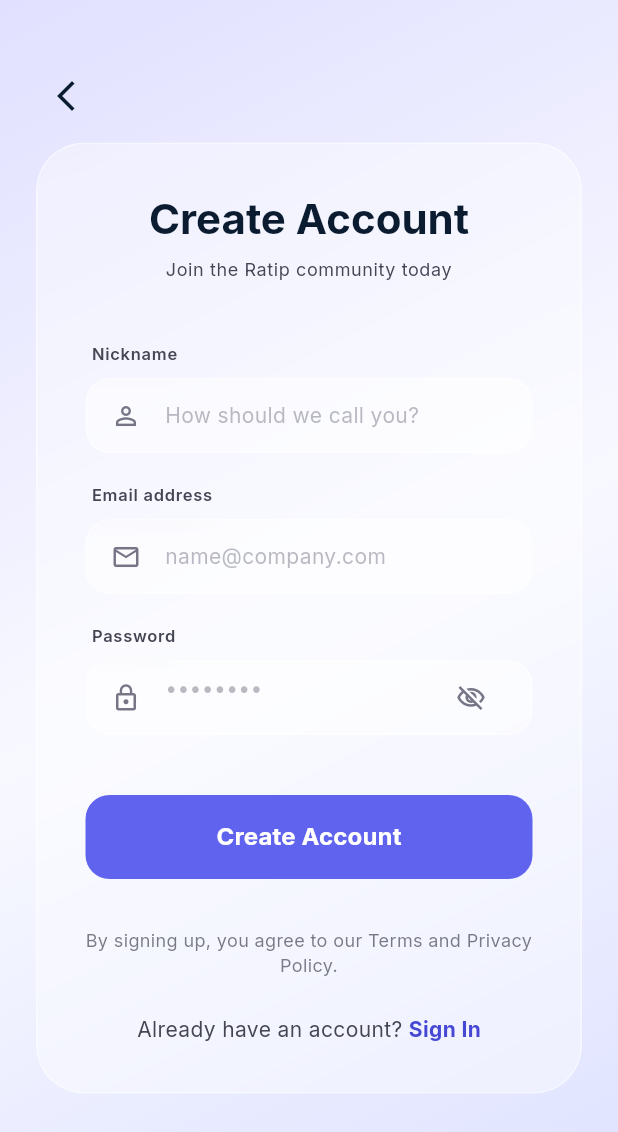
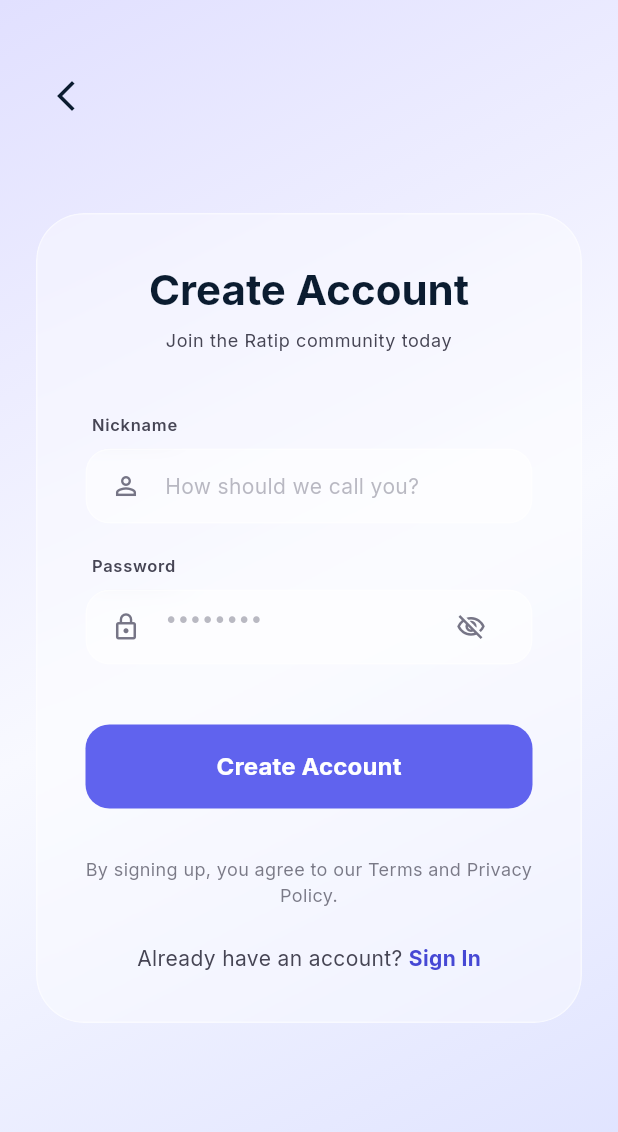
Before and after one commit to nik-mason/RATIP, a Flutter app: the screen it shows after launch, after a tap on "Join Ratip", on a phone screen of 412 x 824 dp. Shown: the top 1132 px of the screen. Run offline on Flutter 3.47's test engine with Material 3 defaults, Android fonts, the light colour scheme and no system bars; our stand-ins replace animate_do, flutter_dotenv, flutter_riverpod, google_fonts, local_auth, supabase_flutter; accounts and stored records are empty; network calls fail.

Commit message:
feat: simplify auth with nickname & password and update splash screen with GIFs

```diff
--- a/frontend/lib/screens/login_screen.dart
+++ b/frontend/lib/screens/login_screen.dart
@@ -15,7 +15,7 @@ class LoginScreen extends StatefulWidget {
 }
 
 class _LoginScreenState extends State<LoginScreen> {
-  final _emailController = TextEditingController();
+  final _nicknameController = TextEditingController();
   final _passwordController = TextEditingController();
   bool _isLoading = false;
   bool _obscurePassword = true;
@@ -24,7 +24,7 @@ class _LoginScreenState extends State<LoginScreen> {
     setState(() => _isLoading = true);
     try {
       await Supabase.instance.client.auth.signInWithPassword(
-        email: _emailController.text.trim(),
+        email: '${_nicknameController.text.trim()}@ratip.app',
         password: _passwordController.text.trim(),
       );
       if (mounted) {
@@ -114,10 +114,10 @@ class _LoginScreenState extends State<LoginScreen> {
 
                         // Form
                         GlassTextField(
-                          controller: _emailController,
-                          label: 'Email address',
-                          hintText: 'name@company.com',
-                          icon: Icons.mail_outline,
+                          controller: _nicknameController,
+                          label: 'Nickname',
+                          hintText: 'Enter your nickname',
+                          icon: Icons.person_outline,
                         ),
                         const SizedBox(height: 20),
                         GlassTextField(
--- a/frontend/lib/screens/signup_screen.dart
+++ b/frontend/lib/screens/signup_screen.dart
@@ -14,7 +14,7 @@ class SignUpScreen extends StatefulWidget {
 
 class _SignUpScreenState extends State<SignUpScreen> {
   final _nicknameController = TextEditingController();
-  final _emailController = TextEditingController();
+
   final _passwordController = TextEditingController();
   bool _isLoading = false;
   bool _obscurePassword = true;
@@ -30,7 +30,7 @@ class _SignUpScreenState extends State<SignUpScreen> {
     setState(() => _isLoading = true);
     try {
       final response = await Supabase.instance.client.auth.signUp(
-        email: _emailController.text.trim(),
+        email: '${_nicknameController.text.trim()}@ratip.app',
         password: _passwordController.text.trim(),
         data: {'nickname': _nicknameController.text.trim()},
       );
@@ -39,8 +39,7 @@ class _SignUpScreenState extends State<SignUpScreen> {
         if (response.user != null) {
           ScaffoldMessenger.of(context).showSnackBar(
             const SnackBar(
-              content: Text('✅ 인증 이메일이 발송되었습니다. 메일함을 확인해주세요!'),
-              backgroundColor: Color(0xFF4648D4),
+              content: Text('✅ 계정이 생성되었습니다! 이제 로그인해주세요.'),
             ),
           );
           Navigator.pop(context); // 로그인 화면으로 돌아가기
@@ -130,13 +129,7 @@ class _SignUpScreenState extends State<SignUpScreen> {
                           icon: Icons.person_outline,
                         ),
                         const SizedBox(height: 20),
-                        GlassTextField(
-                          controller: _emailController,
-                          label: 'Email address',
-                          hintText: 'name@company.com',
-                          icon: Icons.mail_outline,
-                        ),
-                        const SizedBox(height: 20),
+
                         GlassTextField(
                           controller: _passwordController,
                           label: 'Password',
--- a/frontend/lib/screens/splash_screen.dart
+++ b/frontend/lib/screens/splash_screen.dart
@@ -38,7 +38,7 @@ class _SplashScreenState extends State<SplashScreen> with TickerProviderStateMix
 
     _fadeController.forward();
 
-    Future.delayed(const Duration(seconds: 3), () {
+    Future.delayed(const Duration(milliseconds: 3500), () {
       if (mounted) {
         Navigator.pushReplacement(
           context,
@@ -88,60 +88,17 @@ class _SplashScreenState extends State<SplashScreen> with TickerProviderStateMix
             child: Column(
               mainAxisAlignment: MainAxisAlignment.center,
               children: [
-                // Logo Container
+                // GIF Letters Container
                 FadeTransition(
                   opacity: _fadeAnimation,
-                  child: Container(
-                    padding: const EdgeInsets.all(24),
-                    decoration: BoxDecoration(
-                      shape: BoxShape.circle,
-                      color: Colors.white,
-                      boxShadow: [
-                        BoxShadow(
-                          color: const Color(0xFF1E1B4B).withOpacity(0.06),
-                          blurRadius: 50,
-                          offset: const Offset(0, 20),
-                        ),
-                      ],
-                    ),
-                    child: ClipOval(
-                      child: Image.asset(
-                        'assets/images/logo.png',
-                        width: 80,
-                        height: 80,
-                        fit: BoxFit.contain,
-                      ),
-                    ),
-                  ),
-                ),
-                const SizedBox(height: 24),
-                // Brand Name
-                FadeTransition(
-                  opacity: _fadeAnimation,
-                  child: Column(
+                  child: Row(
+                    mainAxisAlignment: MainAxisAlignment.center,
                     children: [
-                      Text(
-                        'Ratip',
-                        style: GoogleFonts.inter(
-                          fontSize: 40,
-                          fontWeight: FontWeight.w700,
-                          color: const Color(0xFF070235),
-                          letterSpacing: -0.8,
-                        ),
-                      ),
-                      const SizedBox(height: 4),
-                      Opacity(
-                        opacity: 0.6,
-                        child: Text(
-                          'PRECISION JOURNEY',
-                          style: GoogleFonts.inter(
-                            fontSize: 12,
-                            fontWeight: FontWeight.w600,
-                            color: const Color(0xFF47464F),
-                            letterSpacing: 2.0,
-                          ),
-                        ),
-                      ),
+                      Image.asset('assets/intro/r.gif', width: 60, height: 60, fit: BoxFit.contain),
+                      Image.asset('assets/intro/a.gif', width: 60, height: 60, fit: BoxFit.contain),
+                      Image.asset('assets/intro/t.gif', width: 60, height: 60, fit: BoxFit.contain),
+                      Image.asset('assets/intro/i.gif', width: 60, height: 60, fit: BoxFit.contain),
+                      Image.asset('assets/intro/p.gif', width: 60, height: 60, fit: BoxFit.contain),
                     ],
                   ),
                 ),
--- a/frontend/pubspec.yaml
+++ b/frontend/pubspec.yaml
@@ -27,3 +27,4 @@ flutter:
   assets:
     - assets/images/logo.png
     - assets/.env
+    - assets/intro/
```
Also changed, not shown: frontend/assets/intro/a.gif (added), frontend/assets/intro/i.gif (added), frontend/assets/intro/p.gif (added), frontend/assets/intro/r.gif (added), frontend/assets/intro/t.gif (added), 6 other files.
